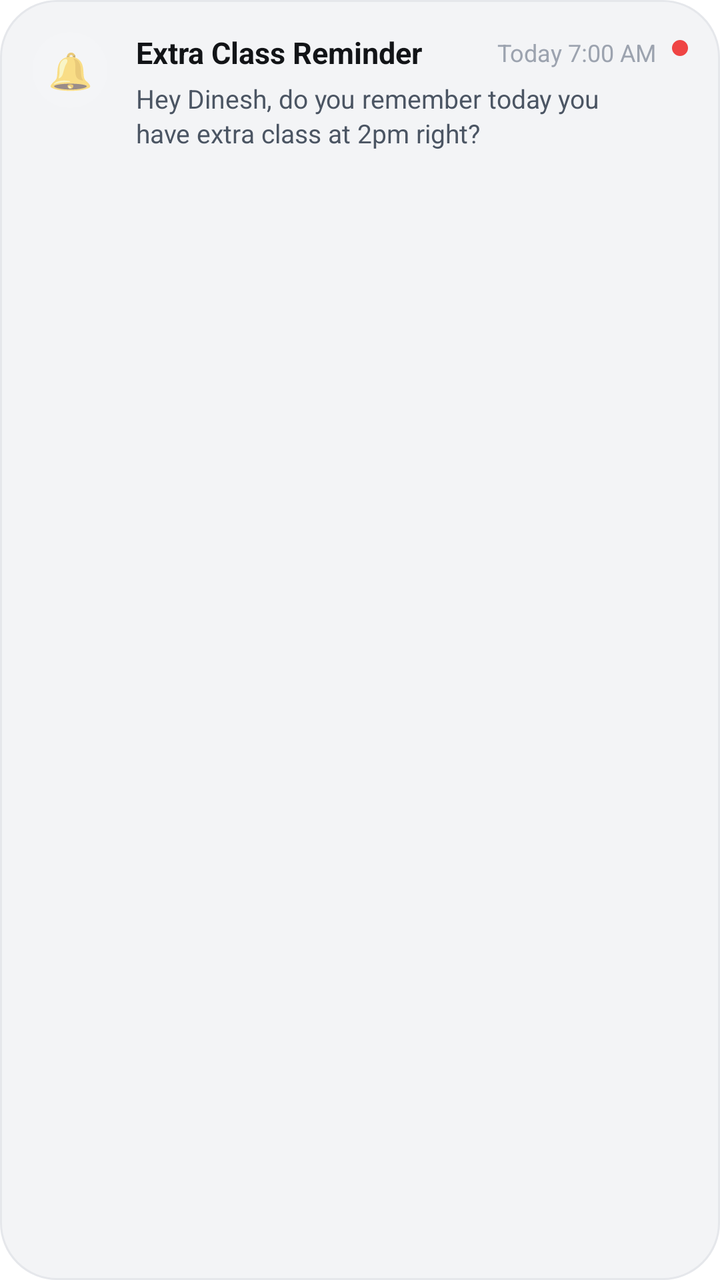
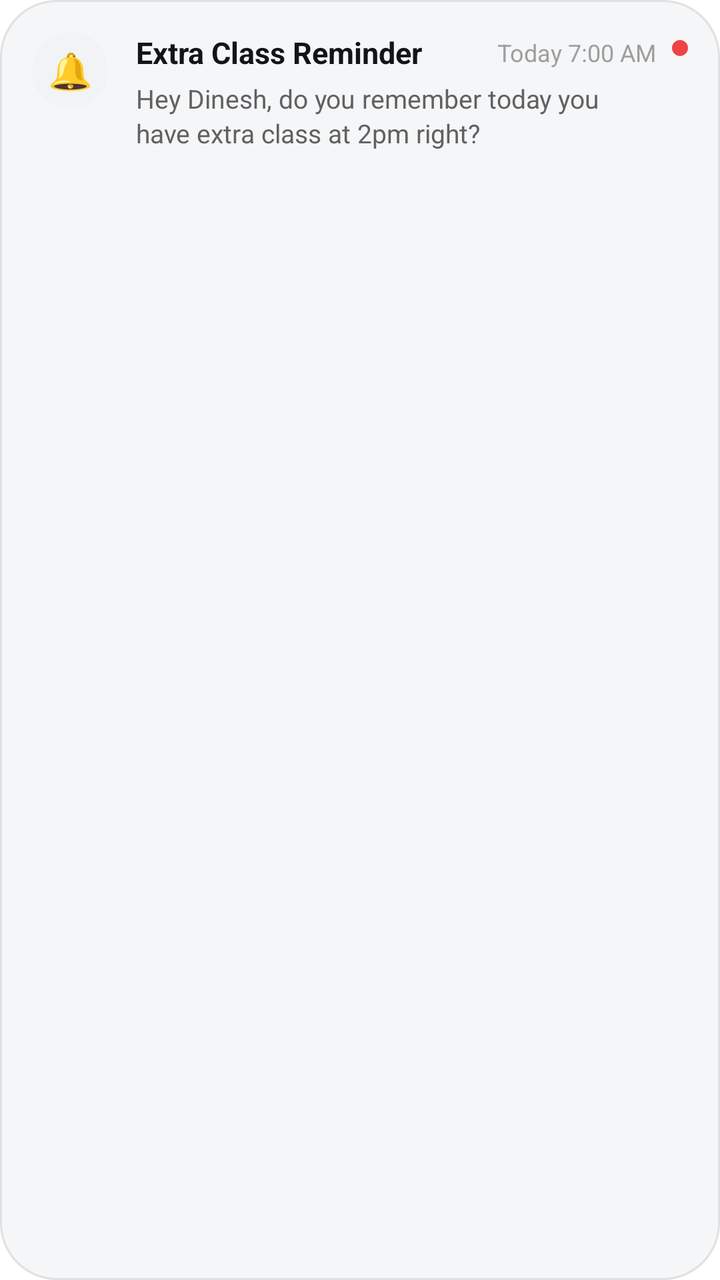

The first picture is an Android layout as it rendered before a commit; the second is the same layout after the commit. The layout source and the unified diff follow.
<!-- AndroidManifest.xml: application theme Theme.AppTempeLate -->
<!-- res/layout/item_notification_card.xml -->
<?xml version="1.0" encoding="utf-8"?>
<LinearLayout xmlns:android="http://schemas.android.com/apk/res/android"
    xmlns:app="http://schemas.android.com/apk/res-auto"
    android:layout_width="match_parent"
    android:layout_height="wrap_content"
    android:layout_marginBottom="10dp"
    android:background="@drawable/bg_gemini_chat_box"
    android:clickable="true"
    android:focusable="true"
    android:orientation="horizontal"
    android:padding="16dp">

    
    <TextView
        android:id="@+id/tvNotifIcon"
        android:layout_width="38dp"
        android:layout_height="38dp"
        android:background="@drawable/bg_circle_icon_button"
        android:backgroundTint="#F3F4F6"
        android:gravity="center"
        android:text="🔔"
        android:textSize="18sp" />

    
    <LinearLayout
        android:layout_width="0dp"
        android:layout_height="wrap_content"
        android:layout_marginStart="14dp"
        android:layout_weight="1"
        android:orientation="vertical">

        
        <LinearLayout
            android:layout_width="match_parent"
            android:layout_height="wrap_content"
            android:gravity="center_vertical"
            android:orientation="horizontal">

            <TextView
                android:id="@+id/tvNotifTitle"
                android:layout_width="0dp"
                android:layout_height="wrap_content"
                android:layout_weight="1"
                android:ellipsize="end"
                android:maxLines="1"
                android:text="Extra Class Reminder"
                android:textColor="#121417"
                android:textSize="15sp"
                android:textStyle="bold" />

            <TextView
                android:id="@+id/tvNotifTime"
                android:layout_width="wrap_content"
                android:layout_height="wrap_content"
                android:layout_marginStart="8dp"
                android:text="Today 7:00 AM"
                android:textColor="#9CA3AF"
                android:textSize="12sp" />

        </LinearLayout>

        
        <TextView
            android:id="@+id/tvNotifMessage"
            android:layout_width="match_parent"
            android:layout_height="wrap_content"
            android:layout_marginTop="4dp"
            android:lineSpacingExtra="2dp"
            android:text="Hey Dinesh, do you remember today you have extra class at 2pm right?"
            android:textColor="#4B5563"
            android:textSize="13sp" />

    </LinearLayout>

    
    <View
        android:id="@+id/vUnreadDot"
        android:layout_width="8dp"
        android:layout_height="8dp"
        android:layout_gravity="top|end"
        android:layout_marginStart="8dp"
        android:layout_marginTop="4dp"
        android:background="@drawable/bg_red_dot" />

</LinearLayout>
<!-- resources referenced by this layout -->
<resources>
  <!-- drawable bg_circle_icon_button (drawable) -->
  <?xml version="1.0" encoding="utf-8"?>
  <ripple xmlns:android="http://schemas.android.com/apk/res/android"
      android:color="#1F000000">
      <item>
          <shape android:shape="oval">
              <solid android:color="#0D000000" />
          </shape>
      </item>
  </ripple>
  <!-- drawable bg_gemini_chat_box (drawable) -->
  <?xml version="1.0" encoding="utf-8"?>
  <shape xmlns:android="http://schemas.android.com/apk/res/android"
      android:shape="rectangle">
      <solid android:color="#F3F4F6" />
      <corners android:radius="28dp" />
      <stroke
          android:width="1dp"
          android:color="#E5E7EB" />
  </shape>
  <!-- drawable bg_red_dot (drawable) -->
  <?xml version="1.0" encoding="utf-8"?>
  <shape xmlns:android="http://schemas.android.com/apk/res/android"
      android:shape="oval">
      <solid android:color="#EF4444" />
  </shape>
  <style name="Theme.AppTempeLate" parent="Theme.MaterialComponents.DayNight.NoActionBar">
          
          <item name="windowActionBar">false</item>
          <item name="windowNoTitle">true</item>
          <item name="android:windowActionBar">false</item>
          <item name="android:windowNoTitle">true</item>
  
          
          <item name="android:windowBackground">@color/white</item>
          <item name="android:statusBarColor">@color/white</item>
          <item name="android:windowLightStatusBar">true</item>
          <item name="android:navigationBarColor">@color/white</item>
      </style>
  <color name="white">#FFFFFF</color>
</resources>

<!-- the commit's change to res/layout/item_notification_card.xml (unified diff, before → after) -->
@@ -16,7 +16,7 @@
         android:layout_width="38dp"
         android:layout_height="38dp"
         android:background="@drawable/bg_circle_icon_button"
-        android:backgroundTint="#F3F4F6"
+        android:backgroundTint="@color/app_icon_button_background"
         android:gravity="center"
         android:text="🔔"
         android:textSize="18sp" />
@@ -44,7 +44,7 @@
                 android:ellipsize="end"
                 android:maxLines="1"
                 android:text="Extra Class Reminder"
-                android:textColor="#121417"
+                android:textColor="@color/text_primary"
                 android:textSize="15sp"
                 android:textStyle="bold" />
 
@@ -54,7 +54,7 @@
                 android:layout_height="wrap_content"
                 android:layout_marginStart="8dp"
                 android:text="Today 7:00 AM"
-                android:textColor="#9CA3AF"
+                android:textColor="@color/text_hint"
                 android:textSize="12sp" />
 
         </LinearLayout>
@@ -67,7 +67,7 @@
             android:layout_marginTop="4dp"
             android:lineSpacingExtra="2dp"
             android:text="Hey Dinesh, do you remember today you have extra class at 2pm right?"
-            android:textColor="#4B5563"
+            android:textColor="@color/text_secondary"
             android:textSize="13sp" />
 
     </LinearLayout>
<!-- resource entries referenced after the edit -->
@@ -1,12 +1,16 @@
 <!-- resources referenced by this layout -->
 <resources>
+  <color name="app_icon_button_background">#F1F3F5</color>
+  <color name="text_hint">#9E9E9E</color>
+  <color name="text_primary">#121417</color>
+  <color name="text_secondary">#616161</color>
   <!-- drawable bg_circle_icon_button (drawable) -->
   <?xml version="1.0" encoding="utf-8"?>
   <ripple xmlns:android="http://schemas.android.com/apk/res/android"
       android:color="#1F000000">
       <item>
           <shape android:shape="oval">
-              <solid android:color="#0D000000" />
+              <solid android:color="@color/app_icon_button_background" />
           </shape>
       </item>
   </ripple>
@@ -14,11 +18,11 @@
   <?xml version="1.0" encoding="utf-8"?>
   <shape xmlns:android="http://schemas.android.com/apk/res/android"
       android:shape="rectangle">
-      <solid android:color="#F3F4F6" />
+      <solid android:color="@color/chat_box_bg" />
       <corners android:radius="28dp" />
       <stroke
           android:width="1dp"
-          android:color="#E5E7EB" />
+          android:color="@color/chat_box_border" />
   </shape>
   <!-- drawable bg_red_dot (drawable) -->
   <?xml version="1.0" encoding="utf-8"?>
@@ -26,19 +30,24 @@
       android:shape="oval">
       <solid android:color="#EF4444" />
   </shape>
-  <style name="Theme.AppTempeLate" parent="Theme.MaterialComponents.DayNight.NoActionBar">
+  <style name="Theme.AppTempeLate" parent="Theme.Material3.DayNight.NoActionBar">
           
           <item name="windowActionBar">false</item>
           <item name="windowNoTitle">true</item>
           <item name="android:windowActionBar">false</item>
           <item name="android:windowNoTitle">true</item>
   
-          
-          <item name="android:windowBackground">@color/white</item>
-          <item name="android:statusBarColor">@color/white</item>
+          <item name="android:windowBackground">@color/app_window_background</item>
+          <item name="android:statusBarColor">@color/app_window_background</item>
+          <item name="android:navigationBarColor">@color/app_window_background</item>
           <item name="android:windowLightStatusBar">true</item>
-          <item name="android:navigationBarColor">@color/white</item>
+          <item name="colorSurface">@color/app_surface_background</item>
+          <item name="colorOnSurface">@color/text_primary</item>
+          <item name="colorBackgroundFloating">@color/app_surface_background</item>
       </style>
-  <color name="white">#FFFFFF</color>
+  <color name="chat_box_bg">#F5F6F8</color>
+  <color name="chat_box_border">#E0E0E0</color>
+  <color name="app_window_background">#FFFFFF</color>
+  <color name="app_surface_background">#F7F8FA</color>
 </resources>
 
